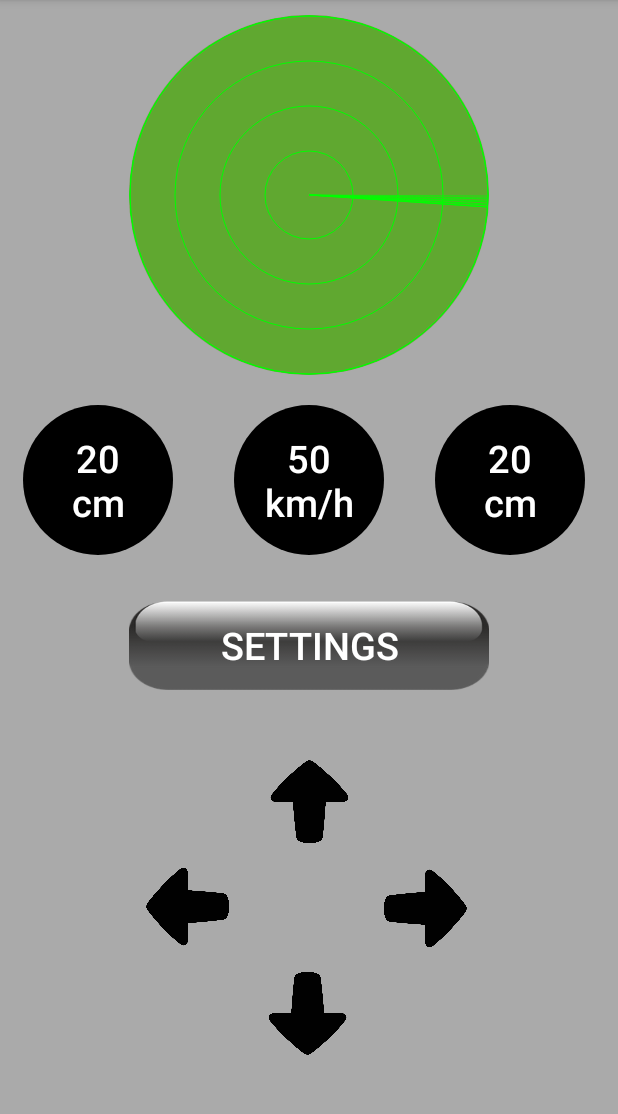
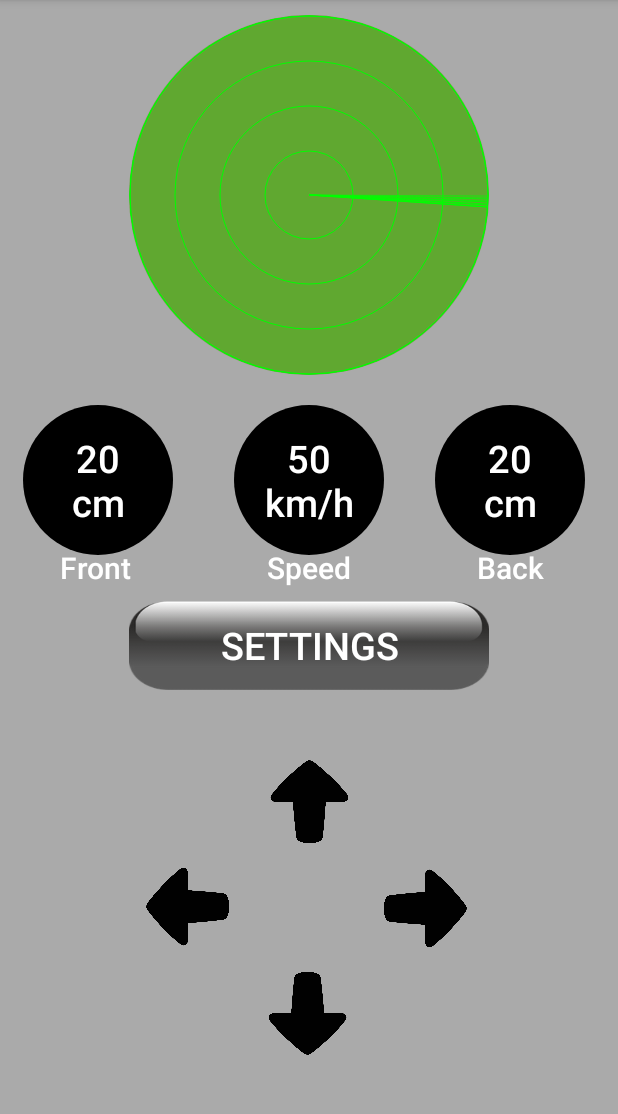
Before and after one commit to alflinusjonsson/AndroidBlueToothCar, an Android app: the screen it shows after launch (MainActivity), on a phone screen of 412 x 824 dp, the part 84-1198 px from its top. Run offline under Robolectric (Android 15) with nearby library versions, the phone set to English and light mode, and no system bars.

Commit message:
added textviews speed, front and back

```diff
--- a/app/src/main/res/layout/main_activity.xml
+++ b/app/src/main/res/layout/main_activity.xml
@@ -122,5 +122,37 @@
         android:background="@drawable/distancedot"
 
         android:layout_gravity="center_horizontal"/>
+    <TextView
+        android:layout_width="100dp"
+        android:layout_height="50dp"
+        android:layout_marginTop="-25dp"
+        android:layout_marginLeft="40dp"
+        android:text="Front"
+        android:textColor="@color/SettingsColor"
+        android:textSize="20dp"
+        android:fontFamily="sans-serif-medium"
+        />
+    <TextView
+        android:layout_width="100dp"
+        android:layout_height="50dp"
+        android:layout_marginTop="-50dp"
+        android:layout_gravity="center_horizontal"
+        android:gravity="center_horizontal"
+        android:text="Speed"
+        android:textColor="@color/SettingsColor"
+        android:textSize="20dp"
+        android:fontFamily="sans-serif-medium"
+        />
+    <TextView
+        android:layout_width="100dp"
+        android:layout_height="50dp"
+        android:layout_marginTop="-50dp"
+        android:layout_marginLeft="290dp"
+        android:gravity="center_horizontal"
+        android:text="Back"
+        android:textColor="@color/SettingsColor"
+        android:textSize="20dp"
+        android:fontFamily="sans-serif-medium"
+        />
 
 </LinearLayout>
```
